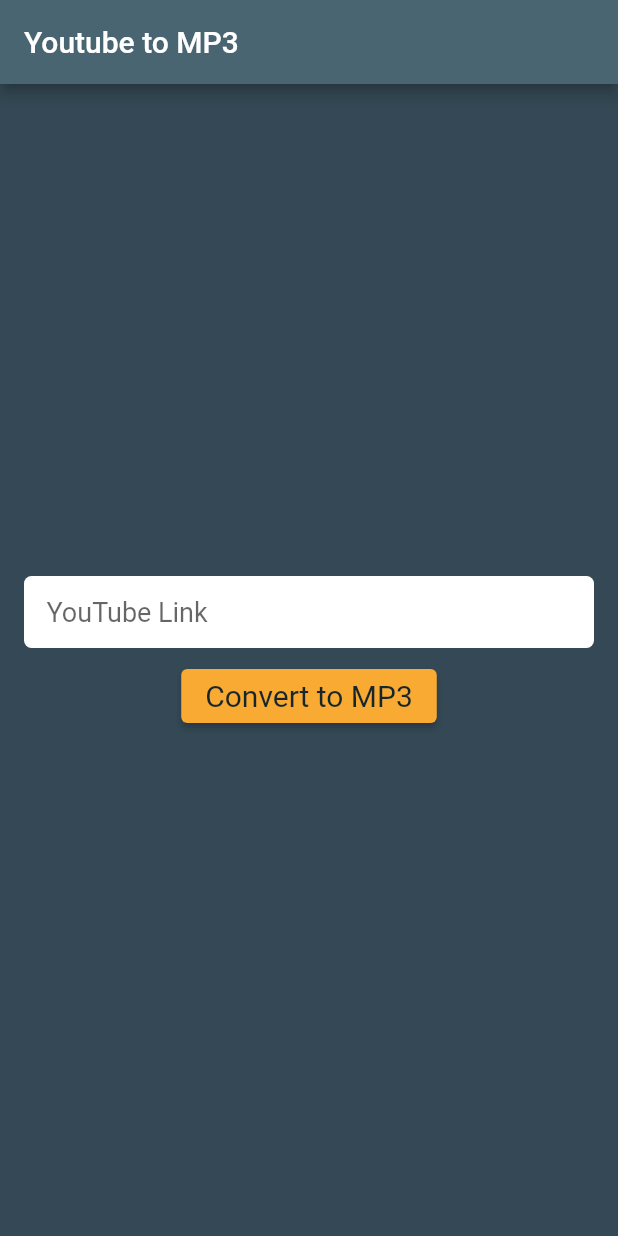
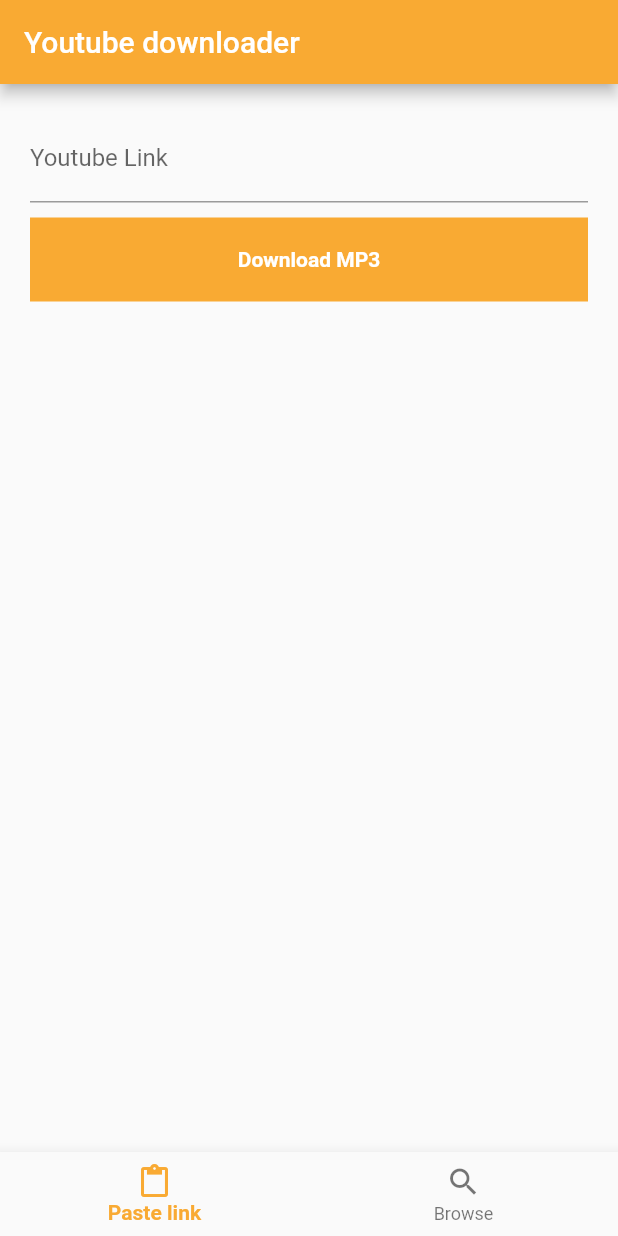
Before and after one commit to EduardCostache/Dead-Mans-Tube, a Flutter app: the screen it shows after launch, on a phone screen of 412 x 824 dp. Run offline on Flutter 3.47's test engine with Material 2 defaults, Android fonts, the phone set to English and light mode, and no system bars; missing offline and left inert: youtube_explode_dart.

Commit message:
code reformat

```diff
--- /dev/null
+++ b/lib/Screens/home_page.dart
@@ -0,0 +1,48 @@
+import 'package:flutter/material.dart';
+import 'package:youtube_downloader/Screens/browser_screen.dart';
+import 'package:youtube_downloader/Screens/paste_link_screen.dart';
+import 'package:youtube_downloader/custom_colors.dart';
+
+class HomePage extends StatefulWidget {
+  const HomePage({Key? key}) : super(key: key);
+
+  @override
+  _HomePageState createState() => _HomePageState();
+}
+
+class _HomePageState extends State<HomePage> {
+  //Index 0 = Paste Link
+  //Index 1 = Browse
+  int _currentIndex = 0;
+  @override
+  Widget build(BuildContext context) {
+    return Scaffold(
+      appBar: AppBar(
+        backgroundColor: CustomColors.replyOrange(),
+        title: const Text('Youtube downloader'),
+      ),
+      bottomNavigationBar: BottomNavigationBar(
+        selectedItemColor: CustomColors.replyOrange(),
+        selectedLabelStyle: const TextStyle(fontWeight: FontWeight.bold),
+        currentIndex: _currentIndex,
+        items: bottomNavItems,
+        onTap: (value) {
+          setState(() {
+            _currentIndex = value;
+          });
+        },
+      ),
+      body: screens[_currentIndex],
+    );
+  }
+
+  List<Widget> screens = [
+    PasteLinkScreen(),
+    BrowserScreen(),
+  ];
+
+  List<BottomNavigationBarItem> bottomNavItems = [
+    BottomNavigationBarItem(icon: Icon(Icons.paste), label: 'Paste link'),
+    BottomNavigationBarItem(icon: Icon(Icons.search), label: 'Browse')
+  ];
+}
--- /dev/null
+++ b/lib/Screens/paste_link_screen.dart
@@ -0,0 +1,59 @@
+import 'package:flutter/material.dart';
+import 'package:youtube_downloader/custom_colors.dart';
+import 'package:youtube_downloader/downloader.dart';
+
+class PasteLinkScreen extends StatefulWidget {
+  const PasteLinkScreen({Key? key}) : super(key: key);
+
+  @override
+  _PasteLinkScreenState createState() => _PasteLinkScreenState();
+}
+
+class _PasteLinkScreenState extends State<PasteLinkScreen> {
+  final TextEditingController _textEditingController = TextEditingController();
+
+  @override
+  Widget build(BuildContext context) {
+    return Scaffold(
+      body: Container(
+        padding: const EdgeInsets.all(20),
+        child: Column(
+          children: [
+            TextFormField(
+              controller: _textEditingController,
+              decoration: const InputDecoration(labelText: 'Youtube Link'),
+            ),
+            GestureDetector(
+              onTap: () {
+                var link = _textEditingController.text;
+                //TODO: ADD VALIDATION FOR INCORRECT LINK
+                if (link.isEmpty) {
+                  ScaffoldMessenger.of(context).showSnackBar(
+                      const SnackBar(content: Text('Please enter a link!')));
+                } else {
+                  //TODO: DOWNLOAD THE VIDEO
+                  Download().downloadMP3(link);
+                  _textEditingController.clear();
+                }
+              },
+              child: Container(
+                color: CustomColors.replyOrange(),
+                margin: const EdgeInsets.only(top: 10),
+                padding: const EdgeInsets.all(20),
+                width: MediaQuery.of(context).size.width,
+                child: const Text(
+                  'Download MP3',
+                  textAlign: TextAlign.center,
+                  style: TextStyle(
+                    fontWeight: FontWeight.bold,
+                    color: Colors.white,
+                  ),
+                ),
+              ),
+            ),
+          ],
+        ),
+      ),
+    );
+  }
+}
--- /dev/null
+++ b/lib/downloader.dart
@@ -0,0 +1,16 @@
+import 'dart:developer';
+
+import 'package:youtube_explode_dart/youtube_explode_dart.dart';
+
+class Download {
+  Future<void> downloadMP3(String link) async {
+    var yt = YoutubeExplode();
+    var video = await yt.videos.get(link);
+
+    inspect(video.title);
+    inspect(video.author);
+
+    // Close the YoutubeExplode's http client.
+    yt.close();
+  }
+}
--- a/lib/main.dart
+++ b/lib/main.dart
@@ -1,136 +1,18 @@
-import 'dart:developer';
-import 'dart:async';
-
 import 'package:flutter/material.dart';
+import 'package:youtube_downloader/Screens/home_page.dart';
 import 'custom_colors.dart';
-import 'package:youtube_explode_dart/youtube_explode_dart.dart';
-import 'package:validators/validators.dart';
 
 void main() {
-  runApp(const MyApp());
+  runApp(MyApp());
 }
 
 class MyApp extends StatelessWidget {
-  const MyApp({Key? key}) : super(key: key);
+  const MyApp({ Key? key }) : super(key: key);
 
   @override
   Widget build(BuildContext context) {
-    return const MaterialApp(
-      home: MainForm(),
+    return MaterialApp(
+      home: HomePage(),
     );
   }
 }
-
-class MainForm extends StatefulWidget {
-  const MainForm({Key? key}) : super(key: key);
-
-  @override
-  _MainFormState createState() => _MainFormState();
-}
-
-class _MainFormState extends State<MainForm> {
-  final linkTextController = TextEditingController();
-  final ButtonStyle style = ElevatedButton.styleFrom(
-      textStyle: const TextStyle(fontSize: 20.0),
-      onPrimary: CustomColors.replyBlack(),
-      primary: CustomColors.replyOrange());
-
-  @override
-  void dispose() {
-    // Clean up the controller when the widget is disposed.
-    linkTextController.dispose();
-    super.dispose();
-  }
-
-  void buttonPress() {
-    String videoLink = linkTextController.text;
-
-    if (videoLink.isNotEmpty) {
-      if (isURL(videoLink)) {
-        // TODO: Loading animation
-        videoInfo(videoLink);
-        //print(videoTitle);
-      } else {
-        showAlertDialog(context, 'Your link is invalid, please try again.');
-      }
-    } else {
-      showAlertDialog(context, 'Please provide a link.');
-    }
-  }
-
-  Future<void> videoInfo(String link) async {
-    final yt = YoutubeExplode();
-    var video = await yt.videos.get(link);
-    print(video.title);
-
-    yt.close();
-  }
-
-  void showAlertDialog(BuildContext context, String message) {
-    Widget okButton = TextButton(
-      onPressed: () {
-        Navigator.of(context).pop();
-      },
-      child: const Text('OK'),
-    );
-
-    AlertDialog dialog = AlertDialog(
-      title: const Text('There was a problem!'),
-      content: Text(message),
-      actions: [okButton],
-    );
-
-    showDialog(
-      context: context,
-      builder: (BuildContext context) {
-        return dialog;
-      },
-    );
-  }
-
-  @override
-  Widget build(BuildContext context) {
-    return Scaffold(
-      backgroundColor: CustomColors.replyBlue700(),
-      appBar: AppBar(
-        title: const Text('Youtube to MP3'),
-        backgroundColor: CustomColors.replyBlue600(),
-      ),
-      body: Column(
-        children: [
-          Padding(
-            padding: const EdgeInsets.symmetric(horizontal: 16.0),
-            child: Container(
-              decoration: BoxDecoration(
-                color: Colors.white,
-                borderRadius: BorderRadius.circular(5.0),
-              ),
-              child: Padding(
-                padding: const EdgeInsets.only(left: 15),
-                child: TextField(
-                  controller: linkTextController,
-                  style: const TextStyle(
-                    fontSize: 18.0,
-                  ),
-                  decoration: const InputDecoration(
-                    border: InputBorder.none,
-                    hintText: 'YouTube Link',
-                  ),
-                ),
-              ),
-            ),
-          ),
-          Padding(
-            padding: const EdgeInsets.symmetric(vertical: 8.0),
-            child: ElevatedButton(
-              child: const Text('Convert to MP3'),
-              onPressed: buttonPress,
-              style: style,
-            ),
-          )
-        ],
-        mainAxisAlignment: MainAxisAlignment.center,
-      ),
-    );
-  }
-}
```
Also changed, not shown: lib/Screens/browser_screen.dart (added, +15 -0 lines), pubspec.lock, 2 other files.
